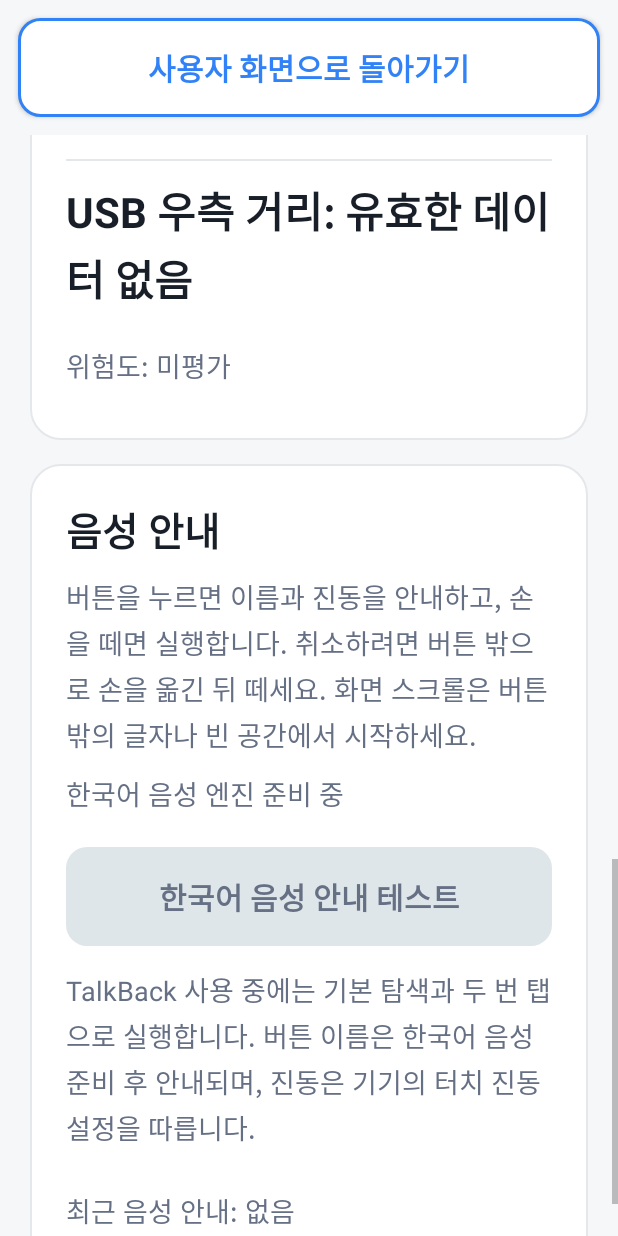
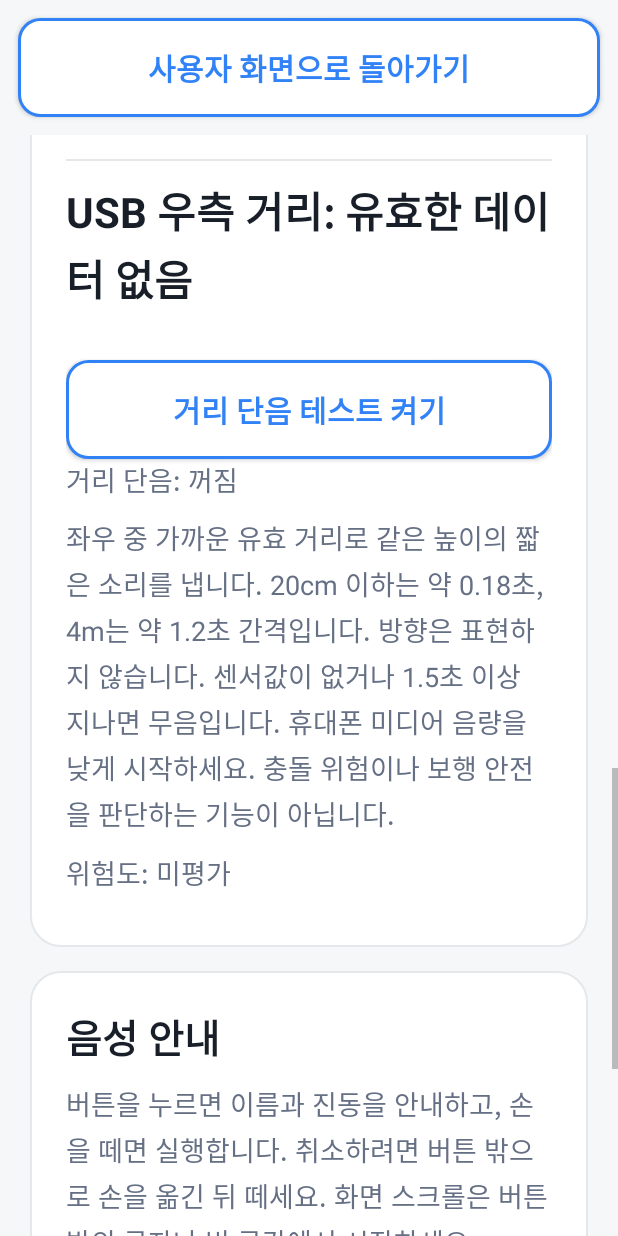
Before and after one commit to zzong-mee/PBL1, an Android app: the DeveloperActivity screen opened directly, with no data from a screen before it, scrolled down 1540 dp, on a phone screen of 412 x 824 dp. Run offline under Robolectric (Android 15) with nearby library versions, the light colour scheme and no system bars.

Commit message:
Add foreground USB distance tone experiment

```diff
--- a/app/build.gradle.kts
+++ b/app/build.gradle.kts
@@ -9,8 +9,8 @@ android {
         applicationId = "com.guideeye.app"
         minSdk = 26
         targetSdk = 36
-        versionCode = 12
-        versionName = "0.8.0-sense"
+        versionCode = 13
+        versionName = "0.8.1-tone"
         // Galaxy A34 is ARM64; avoid shipping unused native runtimes.
         ndk { abiFilters += "arm64-v8a" }
     }
--- a/app/src/main/java/com/guideeye/app/DeveloperActivity.kt
+++ b/app/src/main/java/com/guideeye/app/DeveloperActivity.kt
@@ -6,6 +6,7 @@ import android.view.View
 import android.widget.Button
 import android.widget.TextView
 import com.guideeye.app.accessibility.ButtonTouchFeedback
+import com.guideeye.app.audio.DistanceToneController
 import com.guideeye.app.data.DistanceSource
 import com.guideeye.app.data.MockDistanceSource
 import com.guideeye.app.speech.KoreanSpeechGuide
@@ -25,10 +26,23 @@ class DeveloperActivity : Activity() {
     private lateinit var phone: PhoneCameraController
     private var foreground = false
     private var lastSensorAt = 0L
+    private lateinit var distanceTone: DistanceToneController
 
     override fun onCreate(savedInstanceState: Bundle?) {
         super.onCreate(savedInstanceState)
         setContentView(R.layout.activity_developer)
+        distanceTone = DistanceToneController(this) { code ->
+            findViewById<TextView>(R.id.distance_tone_status).setText(code)
+            findViewById<Button>(R.id.toggle_distance_tone).setText(
+                if (distanceTone.enabled) R.string.distance_tone_disable else R.string.distance_tone_enable)
+        }
+        findViewById<Button>(R.id.toggle_distance_tone).setOnClickListener {
+            when {
+                distanceTone.enabled -> distanceTone.stop()
+                foreground && usbMode -> distanceTone.start()
+                else -> findViewById<TextView>(R.id.distance_tone_status).setText(R.string.distance_tone_usb_only)
+            }
+        }
         listOf(R.id.title, R.id.heading_connection, R.id.heading_distance,
             R.id.heading_voice, R.id.heading_camera).forEach {
             androidx.core.view.ViewCompat.setAccessibilityHeading(findViewById(it), true)
@@ -98,7 +112,7 @@ class DeveloperActivity : Activity() {
                     }
                 }
                 if (status != R.string.usb_receiving) {
-                    clearUsbDistances()
+                    if (status != R.string.external_camera_error) clearUsbDistances()
                     vision.stop()
                     findViewById<DetectionPreview>(R.id.camera_preview).clear()
                     findViewById<TextView>(R.id.camera_status).setText(status)
@@ -112,9 +126,11 @@ class DeveloperActivity : Activity() {
             }
         }, { bytes, received -> vision.acceptJpeg(bytes,received) }, { left,right ->
             lastSensorAt = android.os.SystemClock.elapsedRealtime()
+            if (foreground && usbMode) distanceTone.update(left, right)
             findViewById<TextView>(R.id.left_distance).text = left?.let { getString(R.string.usb_left,it/1000f) } ?: getString(R.string.usb_left_waiting)
             findViewById<TextView>(R.id.right_distance).text = right?.let { getString(R.string.usb_right,it/1000f) } ?: getString(R.string.usb_right_waiting)
         }, { failed ->
+            if (failed) distanceTone.invalidate()
             findViewById<TextView>(R.id.sensor_status).setText(
                 if (failed) R.string.tof_device_error else R.string.usb_sensor_status)
         })
@@ -153,7 +169,7 @@ class DeveloperActivity : Activity() {
             mockEnabled = !mockEnabled
             updateMock()
         }
-        listOf(R.id.back_to_user, R.id.use_phone_camera, R.id.connect_usb, R.id.use_mock, R.id.toggle_mock, R.id.speech_test).forEach {
+        listOf(R.id.back_to_user, R.id.use_phone_camera, R.id.connect_usb, R.id.use_mock, R.id.toggle_mock, R.id.toggle_distance_tone, R.id.speech_test).forEach {
             ButtonTouchFeedback.install(findViewById(it)) { name -> speech.announceButton(name) }
         }
     }
@@ -181,10 +197,12 @@ class DeveloperActivity : Activity() {
         }
     }
     private fun clearUsbDistances() {
+        distanceTone.invalidate()
         findViewById<TextView>(R.id.left_distance).setText(R.string.usb_left_waiting)
         findViewById<TextView>(R.id.right_distance).setText(R.string.usb_right_waiting)
     }
     private fun updateMode() {
+        distanceTone.stop()
         distances.stop()
         findViewById<TextView>(R.id.notice).setText(if (usbMode) R.string.usb_notice else R.string.mock_notice)
         findViewById<TextView>(R.id.sensor_status).setText(if (usbMode) R.string.usb_sensor_status else R.string.sensor_status)
@@ -212,6 +230,6 @@ class DeveloperActivity : Activity() {
         outState.putBoolean("mockEnabled", mockEnabled)
         super.onSaveInstanceState(outState)
     }
-    override fun onStop() { foreground = false; phone.stop(); distances.stop(); usb.stop(); vision.stop(); findViewById<DetectionPreview>(R.id.camera_preview).clear(); findViewById<TextView>(R.id.camera_status).setText(R.string.external_disconnected); findViewById<TextView>(R.id.video).setText(R.string.video_placeholder); speech.stop(); super.onStop() }
-    override fun onDestroy() { phone.close(); usb.close(); vision.close(); speech.close(); super.onDestroy() }
+    override fun onStop() { foreground = false; distanceTone.stop(); phone.stop(); distances.stop(); usb.stop(); vision.stop(); findViewById<DetectionPreview>(R.id.camera_preview).clear(); findViewById<TextView>(R.id.camera_status).setText(R.string.external_disconnected); findViewById<TextView>(R.id.video).setText(R.string.video_placeholder); speech.stop(); super.onStop() }
+    override fun onDestroy() { distanceTone.stop(); phone.close(); usb.close(); vision.close(); speech.close(); super.onDestroy() }
 }
--- /dev/null
+++ b/app/src/main/java/com/guideeye/app/audio/DistanceToneController.kt
@@ -0,0 +1,112 @@
+package com.guideeye.app.audio
+
+import android.content.Context
+import android.media.AudioAttributes
+import android.media.AudioFocusRequest
+import android.media.AudioFormat
+import android.media.AudioManager
+import android.media.AudioTrack
+import android.os.Handler
+import android.os.Looper
+import android.os.SystemClock
+import com.guideeye.app.R
+import kotlin.math.PI
+import kotlin.math.sin
+
+/** Foreground developer experiment: 880Hz, 60ms mono beeps; never changes media volume. */
+class DistanceToneController(context: Context, private val status: (Int) -> Unit) {
+    private val handler = Handler(Looper.getMainLooper())
+    private val manager = context.getSystemService(AudioManager::class.java)
+    private val attributes = AudioAttributes.Builder().setUsage(AudioAttributes.USAGE_ASSISTANCE_SONIFICATION)
+        .setContentType(AudioAttributes.CONTENT_TYPE_SONIFICATION).build()
+    private var track: AudioTrack? = null
+    private var left: Int? = null
+    private var right: Int? = null
+    private var sampleAt: Long? = null
+    private var lastBeep: Long? = null
+    private var lastStatus = 0
+    var enabled = false
+        private set
+    private val focus: AudioFocusRequest = AudioFocusRequest.Builder(AudioManager.AUDIOFOCUS_GAIN_TRANSIENT_MAY_DUCK)
+        .setAudioAttributes(attributes)
+        .setOnAudioFocusChangeListener({ change ->
+            if (enabled && change != AudioManager.AUDIOFOCUS_GAIN) stop(R.string.distance_tone_focus_lost)
+        }, handler).build()
+
+    private fun report(code: Int) {
+        if (code != lastStatus) { lastStatus = code; status(code) }
+    }
+    private fun createTrack(): AudioTrack {
+        val rate = 48000
+        val samples = ShortArray(rate * 60 / 1000) { i ->
+            val ramp = minOf(i / 240f, (rate * 60 / 1000 - 1 - i) / 240f, 1f).coerceAtLeast(0f)
+            (sin(2 * PI * 880 * i / rate) * 32767 * ramp).toInt().toShort()
+        }
+        val audio = AudioTrack.Builder().setAudioAttributes(attributes)
+            .setAudioFormat(AudioFormat.Builder().setSampleRate(rate).setChannelMask(AudioFormat.CHANNEL_OUT_MONO)
+                .setEncoding(AudioFormat.ENCODING_PCM_16BIT).build())
+            .setTransferMode(AudioTrack.MODE_STATIC).setBufferSizeInBytes(samples.size * 2).build()
+        try {
+            check(audio.state == AudioTrack.STATE_INITIALIZED)
+            check(audio.write(samples, 0, samples.size) == samples.size)
+            return audio
+        } catch (error: Exception) { audio.release(); throw error }
+    }
+    fun start() {
+        if (enabled) return
+        try {
+            if (manager.requestAudioFocus(focus) != AudioManager.AUDIOFOCUS_REQUEST_GRANTED) {
+                report(R.string.distance_tone_focus_lost); return
+            }
+            track = createTrack()
+            enabled = true
+            lastBeep = null
+            report(R.string.distance_tone_waiting)
+            handler.post(tick)
+        } catch (_: Exception) { stop(R.string.distance_tone_error) }
+    }
+    fun update(leftMm: Int?, rightMm: Int?) {
+        left = leftMm; right = rightMm; sampleAt = SystemClock.elapsedRealtime()
+        // Stop the current beep immediately for an explicit null/out-of-range sample.
+        if (DistanceBeepPolicy.signal(left, right, 0) == null) silence()
+    }
+    fun invalidate() {
+        left = null; right = null; sampleAt = null; lastBeep = null
+        silence()
+        if (enabled) report(R.string.distance_tone_waiting)
+    }
+    private fun silence() { runCatching { track?.stop() } }
+    private val tick = object : Runnable {
+        override fun run() {
+            if (!enabled) return
+            val now = SystemClock.elapsedRealtime()
+            val signal = sampleAt?.let { DistanceBeepPolicy.signal(left, right, now - it) }
+            if (signal == null) {
+                silence(); lastBeep = null
+                report(R.string.distance_tone_waiting)
+            } else {
+                try {
+                    if (lastBeep == null || now - lastBeep!! >= signal.intervalMs) {
+                        val audio = track ?: error("No audio track")
+                        audio.stop()
+                        check(audio.reloadStaticData() == AudioTrack.SUCCESS)
+                        check(audio.setVolume(signal.gain) == AudioTrack.SUCCESS)
+                        audio.play()
+                        lastBeep = now
+                    }
+                    report(R.string.distance_tone_active)
+                } catch (_: Exception) { stop(R.string.distance_tone_error); return }
+            }
+            handler.postDelayed(this, 30)
+        }
+    }
+    fun stop(code: Int = R.string.distance_tone_off) {
+        enabled = false
+        handler.removeCallbacks(tick)
+        silence()
+        runCatching { track?.release() }; track = null
+        manager.abandonAudioFocusRequest(focus)
+        invalidate()
+        report(code)
+    }
+}
--- a/app/src/main/res/layout/developer_dashboard.xml
+++ b/app/src/main/res/layout/developer_dashboard.xml
@@ -38,6 +38,11 @@
             <View android:layout_width="match_parent" android:layout_height="1dp" android:background="@color/surface_border"
                 android:importantForAccessibility="no" />
             <TextView android:id="@+id/right_distance" style="@style/DashboardDistance" android:text="@string/right_waiting" />
+            <Button android:id="@+id/toggle_distance_tone" style="@style/DashboardButton"
+                android:text="@string/distance_tone_enable" />
+            <TextView android:id="@+id/distance_tone_status" style="@style/DashboardText"
+                android:text="@string/distance_tone_off" />
+            <TextView style="@style/DashboardText" android:text="@string/distance_tone_help" />
             <TextView android:id="@+id/risk" style="@style/DashboardText" android:text="@string/risk_pending" />
         </LinearLayout>
 
--- a/app/src/main/res/values/strings.xml
+++ b/app/src/main/res/values/strings.xml
@@ -100,4 +100,13 @@
     <string name="phone_preview_help">기본 입력은 Sense USB 카메라입니다. 노란 점은 중앙, 초록 상자는 탐지 결과입니다. 휴대폰 카메라 버튼은 비교 실험용 입력을 명시적으로 선택합니다.</string>
     <string name="no_objects_detected">확실한 탐지 없음</string>
     <string name="tof_device_error">거리 센서 오류 · 전원을 분리한 뒤 배선을 확인하세요. 카메라는 별도로 동작합니다.</string>
+    <string name="distance_tone_enable">거리 단음 테스트 켜기</string>
+    <string name="distance_tone_disable">거리 단음 테스트 끄기</string>
+    <string name="distance_tone_off">거리 단음: 꺼짐</string>
+    <string name="distance_tone_waiting">거리 단음: 유효한 4미터 이내 센서값 대기 · 현재 무음</string>
+    <string name="distance_tone_active">거리 단음: 가까울수록 빠르고 크게 재생 중</string>
+    <string name="distance_tone_focus_lost">거리 단음: 다른 오디오 사용으로 중지됨 · 다시 켜주세요.</string>
+    <string name="distance_tone_error">거리 단음: 오디오 재생 실패 · 다시 켜주세요.</string>
+    <string name="distance_tone_usb_only">실제 USB 센서 모드에서만 거리 단음을 켤 수 있습니다.</string>
+    <string name="distance_tone_help">좌우 중 가까운 유효 거리로 같은 높이의 짧은 소리를 냅니다. 20cm 이하는 약 0.18초, 4m는 약 1.2초 간격입니다. 방향은 표현하지 않습니다. 센서값이 없거나 1.5초 이상 지나면 무음입니다. 휴대폰 미디어 음량을 낮게 시작하세요. 충돌 위험이나 보행 안전을 판단하는 기능이 아닙니다.</string>
 </resources>
```
Also changed, not shown: app/src/main/java/com/guideeye/app/audio/DistanceBeepPolicy.kt (added, +15 -0 lines), 5 other files.
